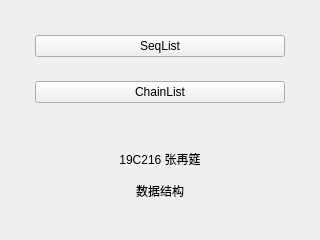
Old version of the form menu.ui in the repository zzaiyan/VisualList-Qt.
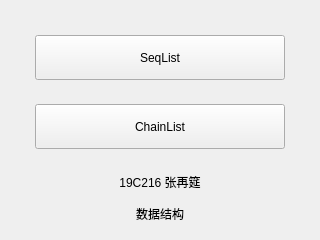
New version of the form.

```diff
--- a/menu.ui
+++ b/menu.ui
@@ -33,6 +33,12 @@
      </property>
      <item row="0" column="0">
       <widget class="QPushButton" name="buttonSeq">
+       <property name="sizePolicy">
+        <sizepolicy hsizetype="Minimum" vsizetype="Preferred">
+         <horstretch>0</horstretch>
+         <verstretch>0</verstretch>
+        </sizepolicy>
+       </property>
        <property name="text">
         <string>SeqList</string>
        </property>
@@ -40,6 +46,12 @@
      </item>
      <item row="1" column="0">
       <widget class="QPushButton" name="buttonLink">
+       <property name="sizePolicy">
+        <sizepolicy hsizetype="Minimum" vsizetype="Preferred">
+         <horstretch>0</horstretch>
+         <verstretch>0</verstretch>
+        </sizepolicy>
+       </property>
        <property name="text">
         <string>ChainList</string>
        </property>
```
